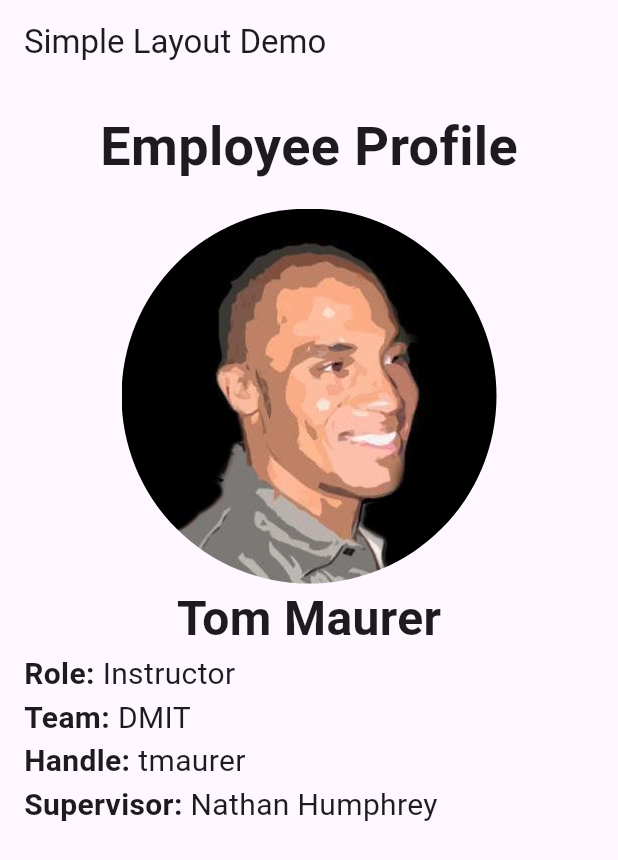
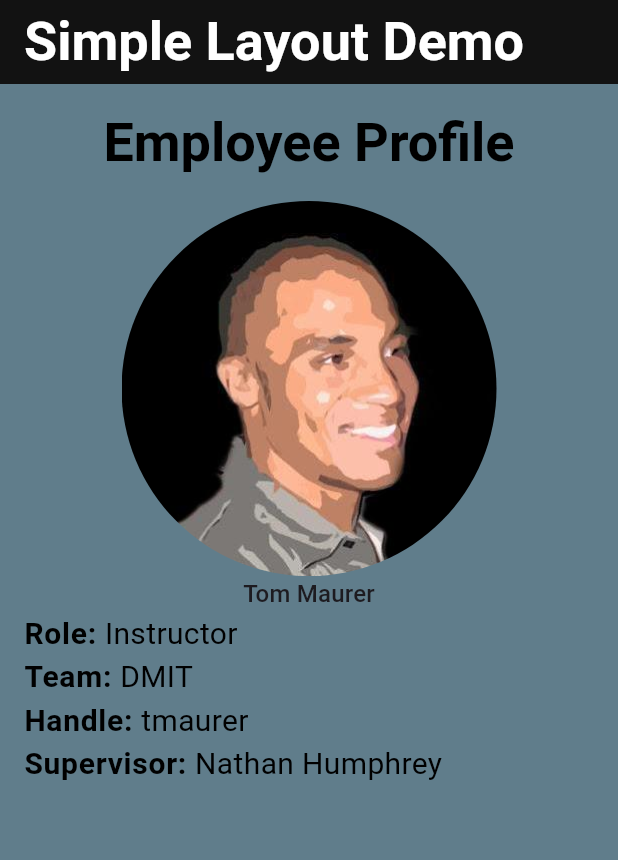
Before and after one commit to tmaurer-nait/DMIT-2504-1242-A02-Workbook, a Flutter app: the screen it shows after launch, on a phone screen of 412 x 824 dp. Shown: the top 860 px of the screen. Run offline on Flutter 3.47's test engine with Material 3 defaults, Android fonts, the phone set to English and light mode, and no system bars.

Commit message:
week 3 day 3 pt 1

```diff
--- a/Week3/profile_example/lib/main.dart
+++ b/Week3/profile_example/lib/main.dart
@@ -12,10 +12,9 @@ class MyApp extends StatelessWidget {
   Widget build(BuildContext context) {
     return MaterialApp(
       title: 'Flutter Demo',
-      theme: ThemeData(
-        colorScheme: ColorScheme.fromSeed(seedColor: Colors.deepPurple),
-        useMaterial3: true,
-      ),
+      theme: lightTheme,
+      darkTheme: generateDarkTheme(lightTheme),
+      themeMode: ThemeMode.dark,
       home: Scaffold(
         appBar: AppBar(
           title: Text('Simple Layout Demo'),
@@ -34,10 +33,7 @@ class MyApp extends StatelessWidget {
               ),
               Text(
                 'Tom Maurer',
-                style: TextStyle(
-                  fontSize: 32,
-                  fontWeight: FontWeight.bold,
-                ),
+                style: Theme.of(context).textTheme.titleMedium,
               ),
               ProfileInfo('Role', 'Instructor'),
               ProfileInfo('Team', 'DMIT'),
@@ -51,6 +47,34 @@ class MyApp extends StatelessWidget {
   }
 }
 
+final ThemeData lightTheme = ThemeData(
+  colorScheme: ColorScheme.light(),
+  scaffoldBackgroundColor: Colors.white,
+  textTheme: TextTheme(
+    titleLarge: TextStyle(
+      fontSize: 36,
+      fontWeight: FontWeight.bold,
+    ),
+    titleMedium: TextStyle(
+      fontSize: 32,
+      fontWeight: FontWeight.bold,
+    ),
+    labelMedium: TextStyle(
+      fontSize: 20,
+      fontWeight: FontWeight.bold,
+    ),
+    bodyMedium: TextStyle(
+      fontSize: 20,
+    ),
+  ),
+);
+
+ThemeData generateDarkTheme(ThemeData lightTheme) {
+  return lightTheme.copyWith(
+      colorScheme: ColorScheme.dark(),
+      scaffoldBackgroundColor: Colors.blueGrey);
+}
+
 class ProfileHeading extends StatelessWidget {
   const ProfileHeading({super.key});
 
@@ -58,12 +82,9 @@ class ProfileHeading extends StatelessWidget {
   Widget build(BuildContext context) {
     return Padding(
       padding: const EdgeInsets.all(16.0),
-      child: const Text(
+      child: Text(
         'Employee Profile',
-        style: TextStyle(
-          fontSize: 36,
-          fontWeight: FontWeight.bold,
-        ),
+        style: Theme.of(context).textTheme.titleLarge,
       ),
     );
   }
@@ -83,16 +104,11 @@ class ProfileInfo extends StatelessWidget {
           children: [
             Text(
               '$label: ',
-              style: TextStyle(
-                fontSize: 20,
-                fontWeight: FontWeight.bold,
-              ),
+              style: Theme.of(context).textTheme.labelMedium,
             ),
             Text(
               value,
-              style: TextStyle(
-                fontSize: 20,
-              ),
+              style: Theme.of(context).textTheme.bodyMedium,
             ),
           ],
         ));
```
